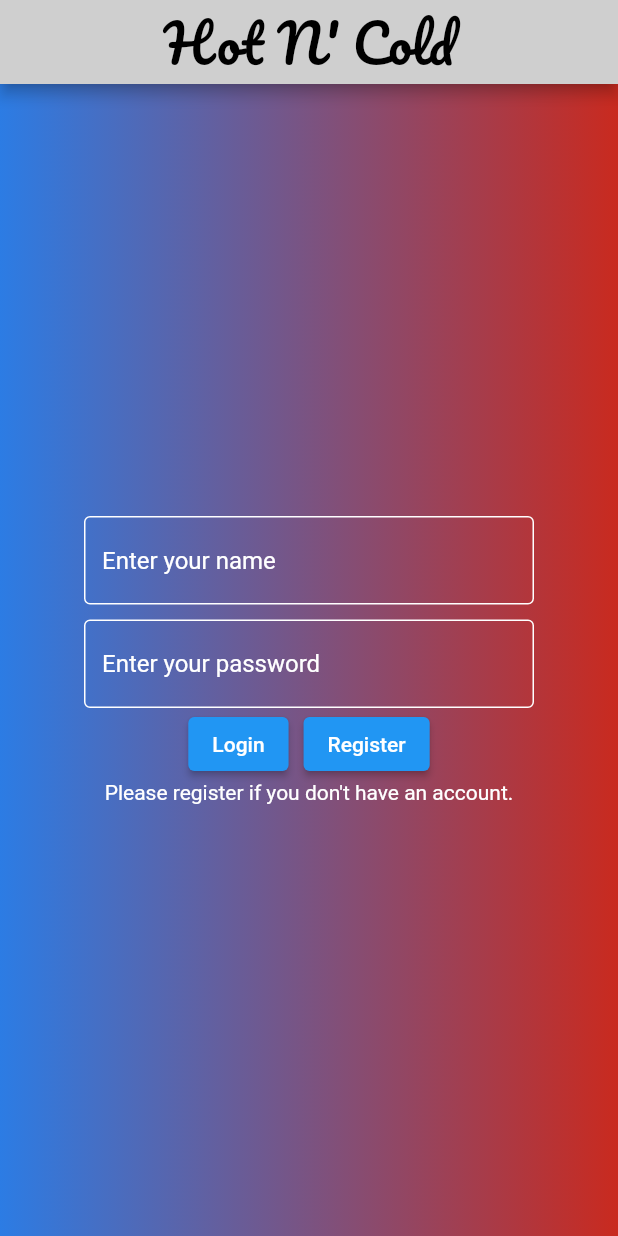
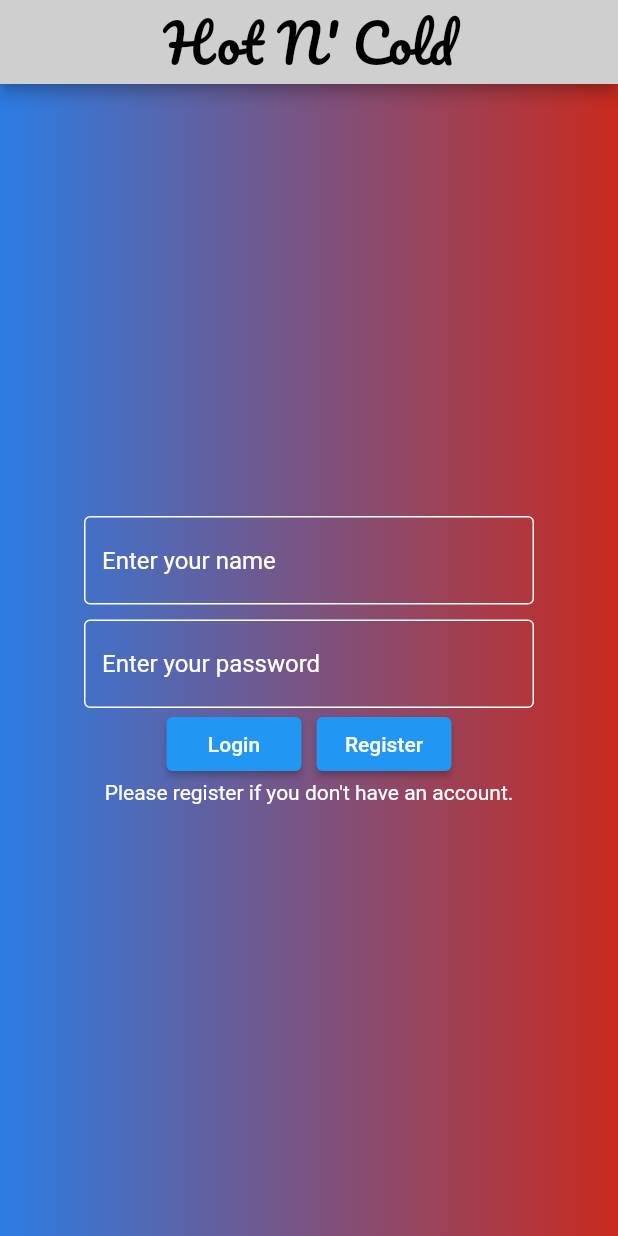
Before and after one commit to pclmatos/scmu-tp, a Flutter app: the screen it shows after launch, on a phone screen of 412 x 824 dp. Run offline on Flutter 3.47's test engine with Material 2 defaults, Android fonts, the phone set to English and light mode, and no system bars; our stand-ins replace google_fonts.

Commit message:
resized login and register buttons; we need to start backend

```diff
--- a/lib/pages/login.dart
+++ b/lib/pages/login.dart
@@ -70,7 +70,9 @@ class _LoginPageState extends State<LoginPage> {
                 children: <Widget>[
                   Column(
                     children: <Widget>[
-                      ElevatedButton(
+                      SizedBox(
+                        width: 90,
+                        child: ElevatedButton(
                           child: const Text("Login"),
                           onPressed: () {
                             Navigator.push(
@@ -83,13 +85,16 @@ class _LoginPageState extends State<LoginPage> {
                             });
                           },
                         ),
+                      ),
                     ],
                   ),
                   const SizedBox(
                     width: 10,
                   ),
                   Column(children: [
-                    ElevatedButton(
+                    SizedBox(
+                      width: 90,
+                      child: ElevatedButton(
                           onPressed: () {
                             Navigator.push(
                                 context,
@@ -97,6 +102,7 @@ class _LoginPageState extends State<LoginPage> {
                                     builder: (context) => RegisterPage()));
                           },
                           child: const Text("Register")),
+                    ),
                   ])
                 ],
               ),
```
Also changed, not shown: lib/pages/game_room.dart (added, +21 -0 lines). Lines whose indentation alone changed are shown as unchanged.
